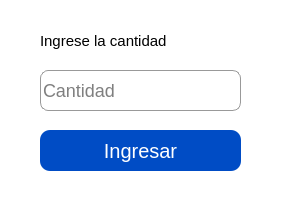
Qt form ui/IngresarCantidad.ui (Moises024/sistema_de_caja) before a commit.
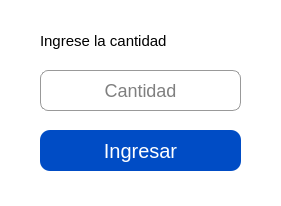
The same form after that commit. Icons and pictures are not drawn.

```diff
--- a/ui/IngresarCantidad.ui
+++ b/ui/IngresarCantidad.ui
@@ -30,6 +30,9 @@
 border-radius: 8px;
 font-size: 18px;</string>
    </property>
+   <property name="alignment">
+    <set>Qt::AlignCenter</set>
+   </property>
    <property name="placeholderText">
     <string>Cantidad</string>
    </property>
```
Left out of the diff: 4 changed lines with no effect on the pictures.
